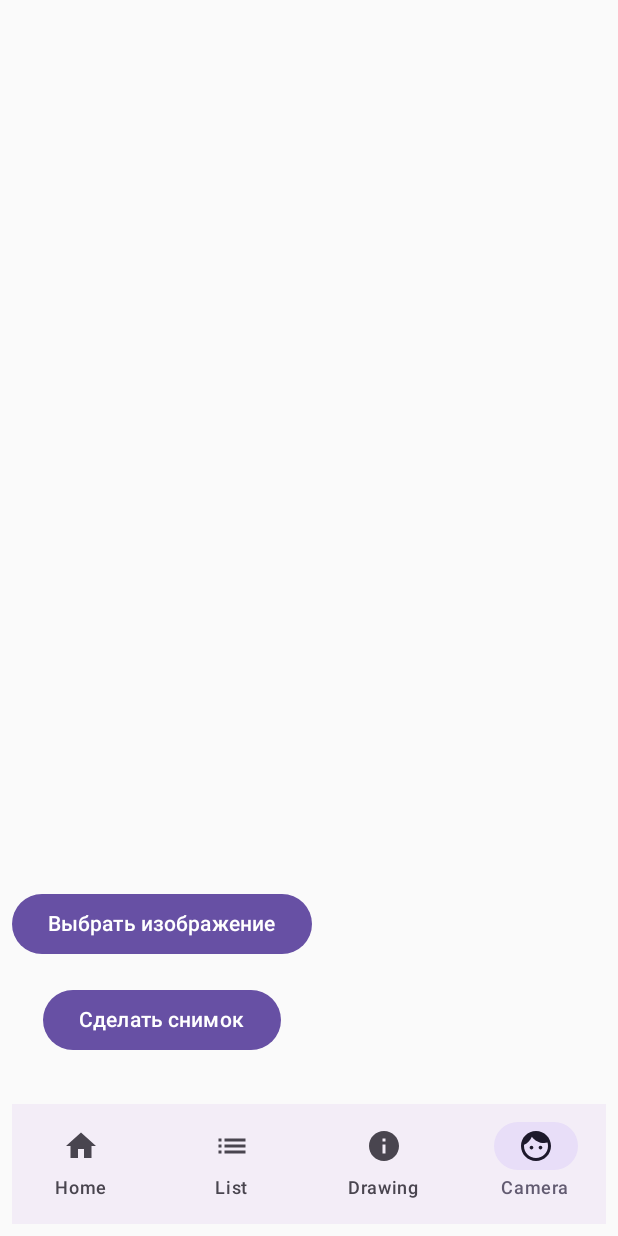
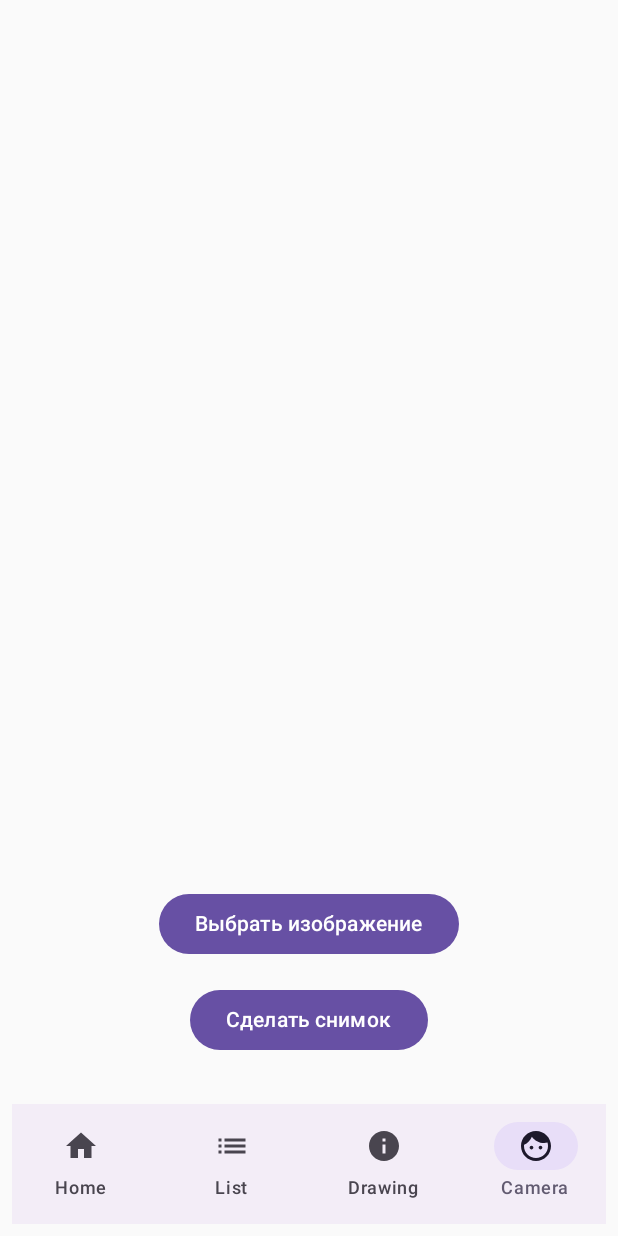
Before and after one commit to 1takuuu/pmis, an Android app built with Jetpack Compose: the camera screen opened through its navigation route, on a phone screen of 412 x 824 dp. Run offline under Robolectric (Android 15) with nearby library versions, the phone set to English and light mode, and no system bars.

Commit message:
жжжжжж

```diff
--- a/app/src/main/java/com/example/helloapp/MainActivity.kt
+++ b/app/src/main/java/com/example/helloapp/MainActivity.kt
@@ -62,6 +62,7 @@ import coil.request.ImageRequest
 import com.example.helloapp.ui.theme.HelloAppTheme
 import java.io.File
 import android.graphics.Bitmap
+import android.util.Log
 
 class MainActivity : ComponentActivity() {
     override fun onCreate(savedInstanceState: Bundle?) {
@@ -300,11 +301,10 @@ fun FakeCam() {
     var currentUri by remember { mutableStateOf<Uri?>(null) }
     var bitmap by rememberSaveable { mutableStateOf<Bitmap?>(null) }
     val context = LocalContext.current
-    val cameraLauncher = rememberLauncherForActivityResult(
-        ActivityResultContracts.TakePicture()
-    ) { success ->
+    val cameraLauncher = rememberLauncherForActivityResult(ActivityResultContracts.TakePicture()) { success ->
         if (success) {
             currentUri?.let { uri ->
+                try {
                     bitmap = if (Build.VERSION.SDK_INT < 28) {
                         MediaStore.Images.Media.getBitmap(context.contentResolver, uri)
                     } else {
@@ -312,37 +312,37 @@ fun FakeCam() {
                         ImageDecoder.decodeBitmap(source)
                     }
                     hasImage = true
+                    imageUri = uri // Сохраняем URI для AsyncImage
+                } catch (e: Exception) {
+                    Log.e("FakeCam", "Error loading image", e)
+                    Toast.makeText(context, "Error loading image", Toast.LENGTH_SHORT).show()
                 }
             }
         }
-    val permissionLauncher = rememberLauncherForActivityResult(
-        ActivityResultContracts.RequestPermission(),
-        onResult = { isGranted ->
+    }
+
+    val permissionLauncher = rememberLauncherForActivityResult(ActivityResultContracts.RequestPermission()) { isGranted ->
         if (isGranted) {
             Toast.makeText(context, "Permission granted", Toast.LENGTH_SHORT).show()
             currentUri?.let { cameraLauncher.launch(it) }
-
         } else {
             Toast.makeText(context, "Permission denied", Toast.LENGTH_SHORT).show()
         }
     }
-    )
-    val imagePicker = rememberLauncherForActivityResult(
-        contract = ActivityResultContracts.GetContent(),
-        onResult = { uri: Uri? ->
+
+    val imagePicker = rememberLauncherForActivityResult(ActivityResultContracts.GetContent()) { uri: Uri? ->
         hasImage = uri != null
         imageUri = uri
     }
-    )
-    Box(modifier = Modifier) {
+
+    Box(modifier = Modifier.fillMaxWidth()) {
         if (hasImage && imageUri != null) {
-
             AsyncImage(
                 model = ImageRequest.Builder(LocalContext.current)
                     .data(imageUri)
                     .crossfade(true)
                     .build(),
-                contentDescription = "",
+                contentDescription = "Captured image",
                 contentScale = ContentScale.Crop,
                 modifier = Modifier
                     .size(400.dp)
@@ -355,12 +355,11 @@ fun FakeCam() {
             horizontalAlignment = Alignment.CenterHorizontally,
             verticalArrangement = Arrangement.Center
         ) {
+            Button(onClick = { imagePicker.launch("image/*") }) {
+                Text(text = "Выбрать изображение")
+            }
             Button(
-                onClick = {
-                    imagePicker.launch("image/*")
-                })
-            { Text(text = "Выбрать изображение") }
-            Button(modifier = Modifier.padding(top = 16.dp),
+                modifier = Modifier.padding(top = 16.dp),
                 onClick = {
                     currentUri = ComposeFileProvider.getImageUri(context)
                     if (currentUri != null) {
@@ -374,17 +373,14 @@ fun FakeCam() {
                             permissionLauncher.launch(android.Manifest.permission.CAMERA)
                         }
                     } else {
-                        Toast.makeText(context, "Ошибка при получении URI", Toast.LENGTH_SHORT)
-                            .show()
+                        Toast.makeText(context, "Ошибка при получении URI", Toast.LENGTH_SHORT).show()
                     }
                 }
             ) {
                 Text(text = "Сделать снимок")
             }
         }
-
     }
-
 }
 
 sealed class NavRoutes(val route: String) {
```
Lines whose indentation alone changed are shown as unchanged.
